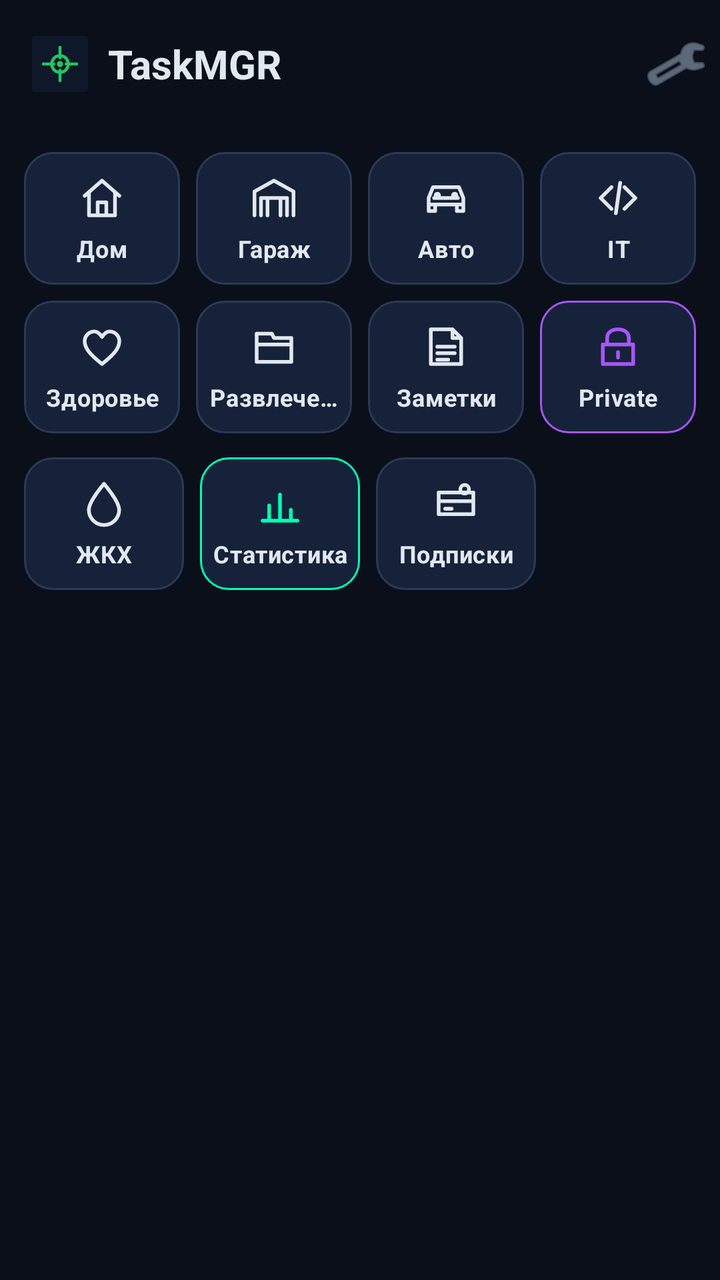
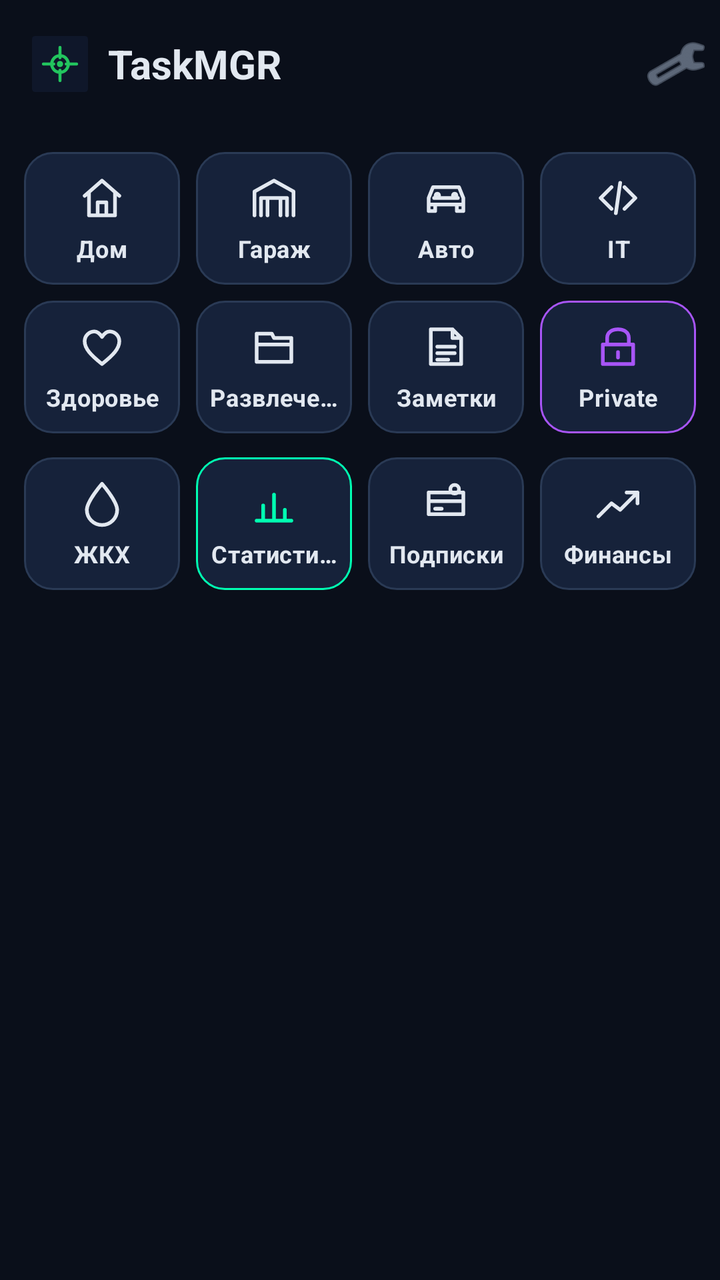

Compare the two renders of this Android layout. The source of the first and the diff that turns it into the second are given below.
<!-- AndroidManifest.xml: application theme Theme.TaskMGR -->
<!-- res/layout/activity_main.xml -->
<?xml version="1.0" encoding="utf-8"?>
<LinearLayout xmlns:android="http://schemas.android.com/apk/res/android"
  xmlns:app="http://schemas.android.com/apk/res-auto"
  android:layout_width="match_parent"
  android:layout_height="match_parent"
  android:background="@color/bg"
  android:orientation="vertical">

  <androidx.appcompat.widget.Toolbar
    android:id="@+id/toolbar"
    style="@style/Widget.TaskMGR.Toolbar"
    android:layout_width="match_parent"
    android:layout_height="?attr/actionBarSize"
    app:popupTheme="@style/ThemeOverlay.Material3.Dark">

    <LinearLayout
      android:layout_width="match_parent"
      android:layout_height="match_parent"
      android:gravity="center_vertical"
      android:orientation="horizontal">

      <ImageView
        android:layout_width="28dp"
        android:layout_height="28dp"
        android:layout_marginEnd="10dp"
        android:contentDescription="@string/app_name"
        android:src="@drawable/ic_logo" />

      <TextView
        android:id="@+id/toolbar_title"
        android:layout_width="0dp"
        android:layout_height="wrap_content"
        android:layout_weight="1"
        android:text="@string/app_name"
        android:textColor="@color/text_primary"
        android:textSize="20sp"
        android:textStyle="bold" />

      <ImageButton
        android:id="@+id/btn_notification_settings"
        android:layout_width="44dp"
        android:layout_height="44dp"
        android:background="?attr/selectableItemBackgroundBorderless"
        android:contentDescription="Настройки уведомлений"
        android:scaleType="centerInside"
        android:src="@android:drawable/ic_menu_preferences"
        android:tint="@color/text_secondary" />
    </LinearLayout>
  </androidx.appcompat.widget.Toolbar>

  
  <LinearLayout
    android:layout_width="match_parent"
    android:layout_height="wrap_content"
    android:orientation="horizontal"
    android:paddingStart="8dp"
    android:paddingTop="8dp"
    android:paddingEnd="8dp">

    <LinearLayout
      android:id="@+id/plate_home"
      android:layout_width="0dp"
      android:layout_height="wrap_content"
      android:layout_margin="4dp"
      android:layout_weight="1"
      android:background="@drawable/bg_plate"
      android:clickable="true"
      android:focusable="true"
      android:orientation="vertical">

      <ImageView
        style="@style/TaskMGRPlateIcon"
        android:contentDescription="Дом"
        android:src="@drawable/ic_plate_home" />

      <TextView
        style="@style/TaskMGRPlateText"
        android:text="Дом" />
    </LinearLayout>

    <LinearLayout
      android:id="@+id/plate_garage"
      android:layout_width="0dp"
      android:layout_height="wrap_content"
      android:layout_margin="4dp"
      android:layout_weight="1"
      android:background="@drawable/bg_plate"
      android:clickable="true"
      android:focusable="true"
      android:orientation="vertical">

      <ImageView
        style="@style/TaskMGRPlateIcon"
        android:contentDescription="Гараж"
        android:src="@drawable/ic_plate_garage" />

      <TextView
        style="@style/TaskMGRPlateText"
        android:text="Гараж" />
    </LinearLayout>

    <LinearLayout
      android:id="@+id/plate_auto"
      android:layout_width="0dp"
      android:layout_height="wrap_content"
      android:layout_margin="4dp"
      android:layout_weight="1"
      android:background="@drawable/bg_plate"
      android:clickable="true"
      android:focusable="true"
      android:orientation="vertical">

      <ImageView
        style="@style/TaskMGRPlateIcon"
        android:contentDescription="Авто"
        android:src="@drawable/ic_plate_auto" />

      <TextView
        style="@style/TaskMGRPlateText"
        android:text="Авто" />
    </LinearLayout>

    <LinearLayout
      android:id="@+id/plate_it"
      android:layout_width="0dp"
      android:layout_height="wrap_content"
      android:layout_margin="4dp"
      android:layout_weight="1"
      android:background="@drawable/bg_plate"
      android:clickable="true"
      android:focusable="true"
      android:orientation="vertical">

      <ImageView
        style="@style/TaskMGRPlateIcon"
        android:contentDescription="IT"
        android:src="@drawable/ic_plate_it" />

      <TextView
        style="@style/TaskMGRPlateText"
        android:text="IT" />
    </LinearLayout>
  </LinearLayout>

  
  <LinearLayout
    android:layout_width="match_parent"
    android:layout_height="wrap_content"
    android:orientation="horizontal"
    android:paddingStart="8dp"
    android:paddingEnd="8dp"
    android:paddingBottom="4dp">

    <LinearLayout
      android:id="@+id/plate_health"
      android:layout_width="0dp"
      android:layout_height="wrap_content"
      android:layout_margin="4dp"
      android:layout_weight="1"
      android:background="@drawable/bg_plate"
      android:clickable="true"
      android:focusable="true"
      android:orientation="vertical">

      <ImageView
        style="@style/TaskMGRPlateIcon"
        android:contentDescription="Здоровье"
        android:src="@drawable/ic_plate_health" />

      <TextView
        style="@style/TaskMGRPlateText"
        android:text="Здоровье" />
    </LinearLayout>

    <LinearLayout
      android:id="@+id/plate_ent"
      android:layout_width="0dp"
      android:layout_height="wrap_content"
      android:layout_margin="4dp"
      android:layout_weight="1"
      android:background="@drawable/bg_plate"
      android:clickable="true"
      android:focusable="true"
      android:orientation="vertical">

      <ImageView
        style="@style/TaskMGRPlateIcon"
        android:contentDescription="Развлечения"
        android:src="@drawable/ic_plate_ent" />

      <TextView
        style="@style/TaskMGRPlateText"
        android:text="Развлечения" />
    </LinearLayout>

    <LinearLayout
      android:id="@+id/plate_notes"
      android:layout_width="0dp"
      android:layout_height="wrap_content"
      android:layout_margin="4dp"
      android:layout_weight="1"
      android:background="@drawable/bg_plate"
      android:clickable="true"
      android:focusable="true"
      android:orientation="vertical">

      <ImageView
        style="@style/TaskMGRPlateIcon"
        android:contentDescription="Заметки"
        android:src="@drawable/ic_plate_notes" />

      <TextView
        style="@style/TaskMGRPlateText"
        android:text="Заметки" />
    </LinearLayout>

    <LinearLayout
      android:id="@+id/plate_private"
      android:layout_width="0dp"
      android:layout_height="wrap_content"
      android:layout_margin="4dp"
      android:layout_weight="1"
      android:background="@drawable/bg_plate_private"
      android:clickable="true"
      android:focusable="true"
      android:orientation="vertical">

      <ImageView
        style="@style/TaskMGRPlateIcon"
        android:contentDescription="Private"
        android:src="@drawable/ic_plate_private" />

      <TextView
        style="@style/TaskMGRPlateText"
        android:text="Private" />
    </LinearLayout>
  </LinearLayout>

  
  <LinearLayout
    android:layout_width="match_parent"
    android:layout_height="wrap_content"
    android:orientation="horizontal"
    android:paddingStart="8dp"
    android:paddingEnd="8dp"
    android:paddingBottom="4dp">

    <LinearLayout
      android:id="@+id/plate_utilities"
      android:layout_width="0dp"
      android:layout_height="wrap_content"
      android:layout_margin="4dp"
      android:layout_weight="1"
      android:background="@drawable/bg_plate"
      android:clickable="true"
      android:focusable="true"
      android:orientation="vertical">

      <ImageView
        style="@style/TaskMGRPlateIcon"
        android:contentDescription="ЖКХ"
        android:src="@drawable/ic_plate_utilities" />

      <TextView
        style="@style/TaskMGRPlateText"
        android:text="ЖКХ" />
    </LinearLayout>

    <LinearLayout
      android:id="@+id/plate_stats"
      android:layout_width="0dp"
      android:layout_height="wrap_content"
      android:layout_margin="4dp"
      android:layout_weight="1"
      android:background="@drawable/bg_plate_stats"
      android:clickable="true"
      android:focusable="true"
      android:orientation="vertical">

      <ImageView
        style="@style/TaskMGRPlateIcon"
        android:contentDescription="Статистика"
        android:src="@drawable/ic_plate_stats" />

      <TextView
        style="@style/TaskMGRPlateText"
        android:text="Статистика" />
    </LinearLayout>

    <LinearLayout
      android:id="@+id/plate_subs"
      android:layout_width="0dp"
      android:layout_height="wrap_content"
      android:layout_margin="4dp"
      android:layout_weight="1"
      android:background="@drawable/bg_plate"
      android:clickable="true"
      android:focusable="true"
      android:orientation="vertical">

      <ImageView
        style="@style/TaskMGRPlateIcon"
        android:contentDescription="Подписки"
        android:src="@drawable/ic_plate_subs" />

      <TextView
        style="@style/TaskMGRPlateText"
        android:text="Подписки" />
    </LinearLayout>

    <Space
      android:layout_width="0dp"
      android:layout_height="wrap_content"
      android:layout_weight="1" />
  </LinearLayout>

  <com.google.android.material.tabs.TabLayout
    android:id="@+id/main_tabs"
    style="@style/Widget.TaskMGR.TabLayout"
    android:layout_width="match_parent"
    android:layout_height="wrap_content"
    app:tabMode="fixed" />

  <androidx.recyclerview.widget.RecyclerView
    android:id="@+id/tasks_recycler"
    android:layout_width="match_parent"
    android:layout_height="0dp"
    android:layout_weight="1"
    android:clipToPadding="false"
    android:padding="12dp" />

  <TextView
    android:id="@+id/empty_view"
    android:layout_width="match_parent"
    android:layout_height="0dp"
    android:layout_weight="1"
    android:gravity="center"
    android:text="Пока пусто"
    android:textColor="@color/text_secondary"
    android:textSize="16sp"
    android:visibility="gone" />
</LinearLayout>
<!-- resources referenced by this layout -->
<resources>
  <color name="bg">#0A0F1A</color>
  <color name="text_primary">#E2E8F0</color>
  <color name="text_secondary">#94A3B8</color>
  <!-- drawable bg_plate (drawable) -->
  <?xml version="1.0" encoding="utf-8"?>
  
  <shape xmlns:android="http://schemas.android.com/apk/res/android"
      android:shape="rectangle">
      <solid android:color="@color/surface_raised" />
      <corners android:radius="14dp" />
      <stroke android:width="1dp" android:color="@color/divider_strong" />
  </shape>
  <!-- drawable bg_plate_private (drawable) -->
  <?xml version="1.0" encoding="utf-8"?>
  
  <shape xmlns:android="http://schemas.android.com/apk/res/android"
      android:shape="rectangle">
      <solid android:color="@color/surface_raised" />
      <corners android:radius="14dp" />
      <stroke android:width="1dp" android:color="@color/electric_purple" />
  </shape>
  <!-- drawable bg_plate_stats (drawable) -->
  <?xml version="1.0" encoding="utf-8"?>
  
  <shape xmlns:android="http://schemas.android.com/apk/res/android"
      android:shape="rectangle">
      <solid android:color="@color/surface_raised" />
      <corners android:radius="14dp" />
      <stroke android:width="1dp" android:color="@color/neon_green" />
  </shape>
  <string name="app_name">TaskMGR</string>
  <style name="TaskMGRPlateIcon">
      <item name="android:layout_width">26dp</item>
      <item name="android:layout_height">26dp</item>
      <item name="android:layout_gravity">center_horizontal</item>
      <item name="android:layout_marginTop">10dp</item>
      <item name="android:layout_marginBottom">4dp</item>
    </style>
  <color name="surface_raised">#16223A</color>
  <color name="divider_strong">#2A3A55</color>
  <color name="electric_purple">#A855F7</color>
  <color name="neon_green">#00FFB2</color>
  <color name="surface_variant">#1E2A3F</color>
  <color name="text_on_accent">#0A0F1A</color>
  <color name="amber">#FBBF24</color>
  <color name="raspberry">#FF3B6B</color>
  <color name="surface">#111A2B</color>
  <color name="text_tertiary">#64748B</color>
  <style name="TaskMGRSpinner" parent="Widget.AppCompat.Spinner">
      <item name="android:popupBackground">@drawable/dialog_bg</item>
      <item name="android:textColor">@color/text_primary</item>
      <item name="android:spinnerItemStyle">@style/TaskMGRSpinnerItem</item>
      <item name="android:spinnerDropDownItemStyle">@style/TaskMGRSpinnerItem</item>
    </style>
  <style name="Widget.TaskMGR.Fab" parent="Widget.Material3.FloatingActionButton.Primary">
      <item name="backgroundTint">@color/neon_green</item>
      <item name="tint">@color/text_on_accent</item>
      <item name="android:elevation">8dp</item>
      <item name="elevation">8dp</item>
    </style>
  <!-- drawable dialog_bg (drawable) -->
  <?xml version="1.0" encoding="utf-8"?>
  
  <shape xmlns:android="http://schemas.android.com/apk/res/android"
      android:shape="rectangle">
      <solid android:color="@color/surface_raised" />
      <corners android:radius="22dp" />
      <stroke android:width="1dp" android:color="@color/divider" />
  </shape>
  <color name="neon_green_dim">#00C28A</color>
  <style name="ShapeAppearance.TaskMGR.Dialog" parent="">
          <item name="cornerFamily">rounded</item>
          <item name="cornerSize">22dp</item>
      </style>
  <style name="TaskMGRSpinnerItem" parent="Widget.AppCompat.TextView.SpinnerItem">
      <item name="android:textColor">@color/text_primary</item>
      <item name="android:textSize">15sp</item>
    </style>
  <color name="divider">#1E2A3F</color>
  <!-- unchanged entries left out for length: 20 -->
</resources>

<!-- the commit's change to res/layout/activity_main.xml (unified diff, before → after) -->
@@ -308,10 +308,26 @@
         android:text="Подписки" />
     </LinearLayout>
 
-    <Space
-      android:layout_width="0dp"
-      android:layout_height="wrap_content"
-      android:layout_weight="1" />
+    <LinearLayout
+      android:id="@+id/plate_finance"
+      android:layout_width="0dp"
+      android:layout_height="wrap_content"
+      android:layout_margin="4dp"
+      android:layout_weight="1"
+      android:background="@drawable/bg_plate"
+      android:clickable="true"
+      android:focusable="true"
+      android:orientation="vertical">
+
+      <ImageView
+        style="@style/TaskMGRPlateIcon"
+        android:contentDescription="Финансы"
+        android:src="@drawable/ic_plate_finance" />
+
+      <TextView
+        style="@style/TaskMGRPlateText"
+        android:text="Финансы" />
+    </LinearLayout>
   </LinearLayout>
 
   <com.google.android.material.tabs.TabLayout
<!-- resource entries referenced after the edit -->
@@ -30,6 +30,19 @@
       <corners android:radius="14dp" />
       <stroke android:width="1dp" android:color="@color/neon_green" />
   </shape>
+  <!-- drawable ic_plate_finance (drawable) -->
+  <?xml version="1.0" encoding="utf-8"?>
+  <vector xmlns:android="http://schemas.android.com/apk/res/android"
+    android:width="24dp" android:height="24dp"
+    android:viewportWidth="24" android:viewportHeight="24">
+    <path
+      android:strokeColor="#E2E8F0"
+      android:strokeWidth="1.7"
+      android:strokeLineCap="round"
+      android:strokeLineJoin="round"
+      android:fillColor="#00000000"
+      android:pathData="M3,18 L9,12 L13,15 L21,7 M21,7 L21,12 M21,7 L16,7" />
+  </vector>
   <string name="app_name">TaskMGR</string>
   <style name="TaskMGRPlateIcon">
       <item name="android:layout_width">26dp</item>
